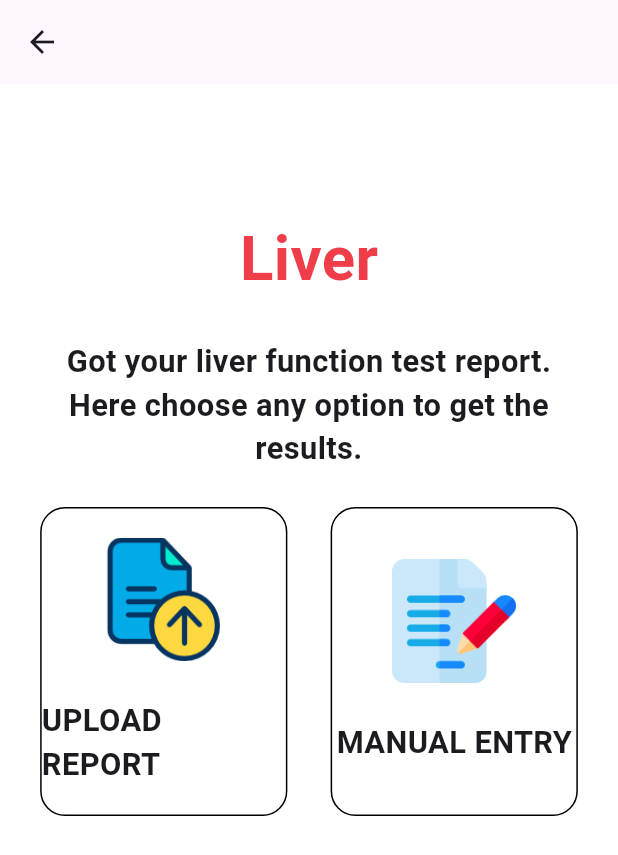
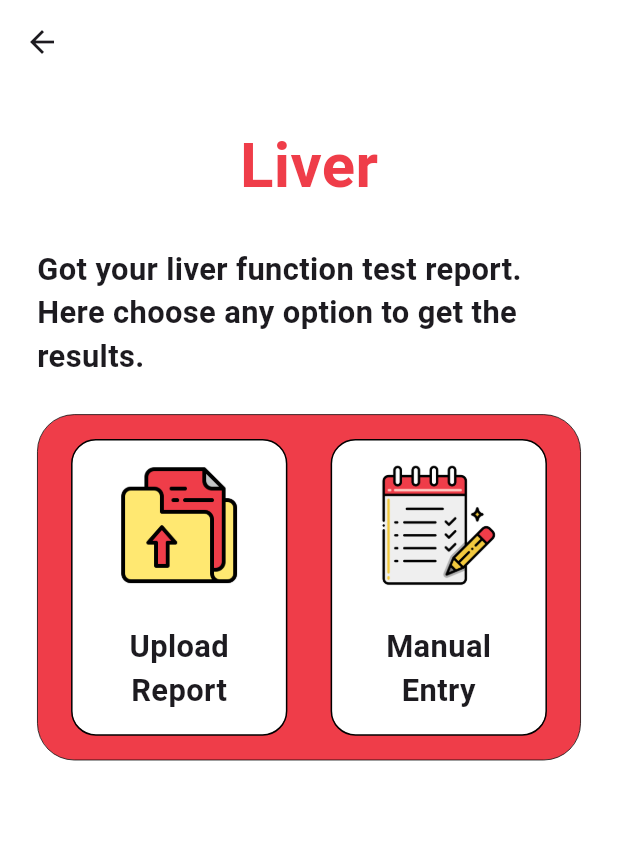
Before and after one commit to aryamanshrivastava/Health_Sphere, a Flutter app: the Liver screen opened directly, on a phone screen of 412 x 824 dp. Shown: the top 855 px of the screen. Run offline on Flutter 3.47's test engine with Material 3 defaults, Android fonts, the phone set to English and light mode, and no system bars; our stand-ins replace cloud_firestore, firebase_auth, firebase_core, firebase_storage, flutter_spinkit, image_picker and 2 more; accounts and stored records are empty.

Commit message:
UI changes made

```diff
--- a/lib/screens/liver/liver.dart
+++ b/lib/screens/liver/liver.dart
@@ -174,7 +174,7 @@ class _LiverState extends State<Liver> {
     return Scaffold(
         backgroundColor: Colors.white,
         appBar: AppBar(
-            // backgroundColor: Colors.orange.shade500,
+            backgroundColor: Colors.white,
             // title: Text('Liver', style: TextStyle(fontWeight: FontWeight.bold)),
             // centerTitle: true,
             ),
@@ -193,9 +193,6 @@ class _LiverState extends State<Liver> {
                       horizontal: w * 0.06, vertical: h * 0.03),
                   child: Column(
                     children: [
-                      SizedBox(
-                        height: h * 0.075,
-                      ),
                       Text(
                         "Liver",
                         style: TextStyle(
@@ -206,22 +203,37 @@ class _LiverState extends State<Liver> {
                       SizedBox(height: h * 0.03),
                       Text(
                         "Got your liver function test report. Here choose any option to get the results.",
-                        textAlign: TextAlign.center,
+                        textAlign: TextAlign.left,
                         style: TextStyle(
                             fontSize: h * 0.025, fontWeight: FontWeight.bold),
                       ),
                       SizedBox(
                         height: h * 0.03,
                       ),
-                      Center(
+                      Container(
+                        decoration: BoxDecoration(
+                          border: Border.all(color: Colors.black, width: 0.5),
+                          boxShadow: const [
+                            BoxShadow(
+                              color: Colors.white,
+                              spreadRadius: 0.75,
+                              blurRadius: 2.5,
+                              blurStyle: BlurStyle.inner,
+                              offset: Offset(-1, 0),
+                            ),
+                          ] ,
+                          borderRadius: BorderRadius.circular(h * 0.03),
+                           color: Color(0xFFEF3D49),
+                        ),
+                        padding: EdgeInsets.all(16),
                         child: Row(
-                          mainAxisAlignment: MainAxisAlignment.center,
-                          children: [
-                            optionCard(h, w, 'UPLOAD REPORT',
+                        mainAxisAlignment: MainAxisAlignment.center,
+                        children: [
+                            optionCard(h, w, 'Upload\nReport',
                                 'assets/upload.png', showOptionsDialog),
                             SizedBox(width: w * 0.07),
                             optionCard(
-                                h, w, 'MANUAL ENTRY', 'assets/manual.png', () {
+                                h, w, 'Manual\nEntry', 'assets/manual.png', () {
                               Navigator.push(context,
                                   MaterialPageRoute(builder: (context) {
                                 return ManualEntryLiver();
@@ -240,14 +252,25 @@ class _LiverState extends State<Liver> {
     return GestureDetector(
       onTap: onTap,
       child: Container(
-        width: w * 0.4,
-        height: h * 0.25,
+        width: w * 0.35,
+        height: h * 0.24,
         decoration: BoxDecoration(
+          boxShadow: const [
+                    BoxShadow(
+                      color: Color(0xFFef3d49),
+                      spreadRadius: 0.75,
+                      blurRadius: 2.5,
+                      blurStyle: BlurStyle.inner,
+                      offset: Offset(-1, 0),
+                    ),
+          ] ,
+          color: Colors.white,
           border: Border.all(color: Colors.black, width: 1.0),
           borderRadius: BorderRadius.circular(h * 0.02),
         ),
         child: Column(
           mainAxisAlignment: MainAxisAlignment.center,
+          crossAxisAlignment: CrossAxisAlignment.center,
           children: [
             Container(
               width: w * 0.2,
@@ -261,6 +284,7 @@ class _LiverState extends State<Liver> {
             ),
             SizedBox(height: h * 0.03),
             Text(text,
+                textAlign: TextAlign.center,
                 style: TextStyle(
                     fontSize: h * 0.025, fontWeight: FontWeight.bold)),
           ],
```
Also changed, not shown: lib/auth/otp.dart (+26 -21 lines), lib/auth/phone.dart (+45 -18 lines), lib/screens/diabetes/diabeties.dart (+34 -11 lines), lib/screens/home.dart (+64 -39 lines), assets/diabetes.png (added), assets/doc_pat_1.png (added), assets/doc_pat_2.png (added), assets/liver.png, assets/manual.png, assets/password.png, assets/upload.png, pubspec.lock, 1 other file.
